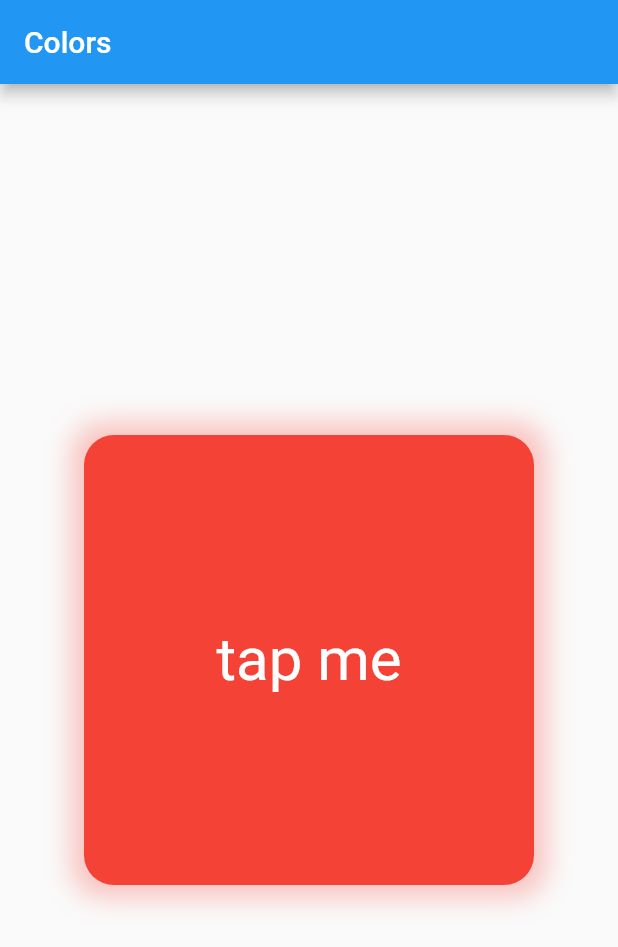
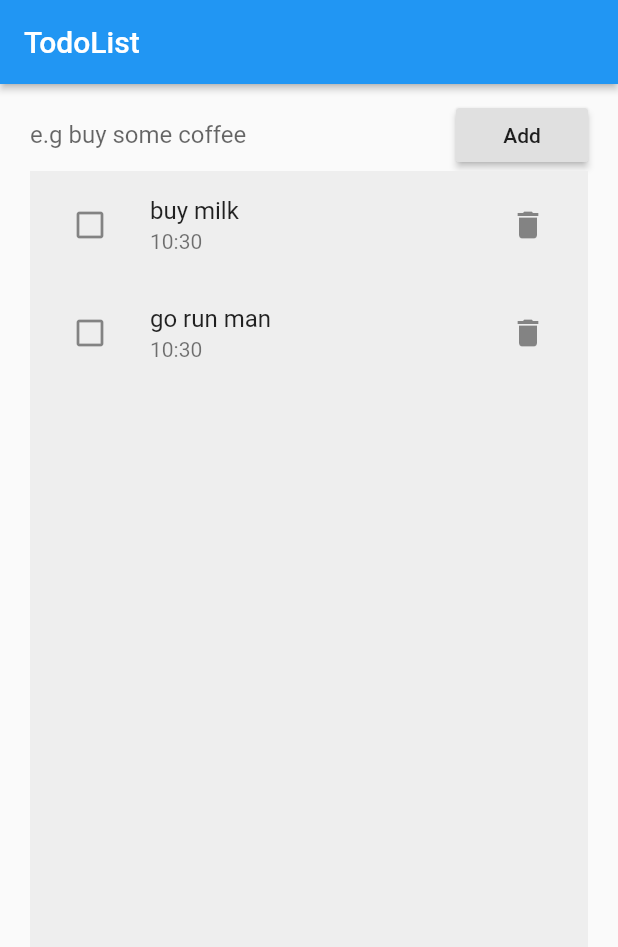
Before and after one commit to mostafabahri/todo-list, a Flutter app: the screen it shows after launch, on a phone screen of 412 x 824 dp. Shown: the top 947 px of the screen. Run offline on Flutter 3.47's test engine with Material 2 defaults, Android fonts, the phone set to English and light mode, and no system bars.

Commit message:
Add base todo func

```diff
--- /dev/null
+++ b/lib/colorful_box.dart
@@ -0,0 +1,51 @@
+import 'dart:math';
+
+import 'package:flutter/material.dart';
+
+class Box extends StatefulWidget {
+  @override
+  _BoxState createState() => _BoxState();
+}
+
+var _rnd = Random();
+
+Color getMeSomeColor() {
+  var colors = Colors.primaries;
+  return colors[_rnd.nextInt(colors.length)];
+}
+
+class _BoxState extends State<Box> {
+  var _color = Colors.red;
+
+  @override
+  Widget build(BuildContext context) {
+    return Column(children: <Widget>[
+      GestureDetector(
+        onTap: () {
+          setState(() {
+            _color = getMeSomeColor();
+          });
+        },
+        child: Container(
+          decoration: BoxDecoration(
+              borderRadius: BorderRadius.circular(20),
+              color: _color,
+              boxShadow: [
+                BoxShadow(
+                    color: _color.withAlpha(80),
+                    offset: Offset(0, 0),
+                    blurRadius: 15,
+                    spreadRadius: 8),
+              ]),
+          width: 300,
+          height: 300,
+          alignment: Alignment.center,
+          child: Text(
+            'tap me',
+            style: TextStyle(fontSize: 40, color: Colors.white),
+          ),
+        ),
+      ),
+    ]);
+  }
+}
--- a/lib/main.dart
+++ b/lib/main.dart
@@ -1,5 +1,3 @@
-import 'dart:math';
-
 import 'package:flutter/material.dart';
 
 void main() => runApp(MyApp());
@@ -8,70 +6,135 @@ class MyApp extends StatelessWidget {
   @override
   Widget build(BuildContext context) {
     return MaterialApp(
-      title: 'Flutter Demo',
+      title: 'TodoList',
       theme: ThemeData(
         primarySwatch: Colors.blue,
       ),
-      home: BoxPage(),
+      home: Scaffold(
+        appBar: AppBar(
+          title: Text('TodoList'),
+          elevation: 2,
+        ),
+        body: TodoForm(),
+      ),
     );
   }
 }
 
-class BoxPage extends StatelessWidget {
+class TodoForm extends StatefulWidget {
+  @override
+  _TodoFormState createState() => _TodoFormState();
+}
+
+class Todo {
+  final String text;
+  bool completed;
+  DateTime time;
+
+  Todo({@required this.text, this.completed = false}) : time = DateTime.now();
+
+  void toggleCompleted() {
+    completed = !completed;
+  }
+}
+
+class _TodoFormState extends State<TodoForm> {
+  final inputCtrl = TextEditingController();
+
+  List<Todo> todos = [Todo(text: 'buy milk'), Todo(text: 'go run man')];
+
   @override
   Widget build(BuildContext context) {
-    return Scaffold(
-      appBar: AppBar(
-        title: Text('Colors'),
+    return Padding(
+      padding: const EdgeInsets.symmetric(vertical: 10, horizontal: 20),
+      child: Column(
+        children: <Widget>[
+          _buildInputRow(),
+          Expanded(
+            child: Container(
+              color: Colors.grey[200],
+              child: ListView.builder(
+                itemCount: todos.length,
+                itemBuilder: _todoItemBuilder,
+              ),
+            ),
+          ),
+        ],
       ),
-      body: Box(),
+    );
+  }
+
+  Row _buildInputRow() {
+    return Row(
+      children: <Widget>[
+        Expanded(
+          child: TextField(
+            controller: inputCtrl,
+            decoration: InputDecoration(
+              hintText: 'e.g buy some coffee',
+              border: InputBorder.none,
+            ),
+          ),
+        ),
+        RaisedButton(
+          child: Text('Add'),
+          onPressed: () {
+            if (inputCtrl.text.isNotEmpty)
+              setState(() {
+                todos.add(Todo(text: inputCtrl.text));
+                inputCtrl.text = '';
+              });
+          },
+        )
+      ],
+    );
+  }
+
+  Widget _todoItemBuilder(BuildContext context, int index) {
+    final todo = todos[index];
+    return TodoItem(
+      todo: todo,
+      togglePressed: () {
+        setState(() {
+          todo.toggleCompleted();
+        });
+      },
+      removePressed: () {
+        setState(() {
+          todos.removeAt(index);
+        });
+      },
     );
   }
 }
 
-class Box extends StatefulWidget {
-  @override
-  _BoxState createState() => _BoxState();
-}
+class TodoItem extends StatelessWidget {
+  final Todo todo;
+  final VoidCallback togglePressed;
+  final VoidCallback removePressed;
 
-var rnd = Random();
-
-Color getMeSomeColor() {
-  var colors = Colors.primaries;
-  return colors[rnd.nextInt(colors.length)];
-}
-
-class _BoxState extends State<Box> {
-  var _color = Colors.red;
+  TodoItem({this.todo, this.togglePressed, this.removePressed});
 
   @override
   Widget build(BuildContext context) {
-    return Center(
-      child: GestureDetector(
-        onTap: () {
-          setState(() {
-            _color = getMeSomeColor();
-          });
-        },
-        child: Container(
-          decoration: BoxDecoration(
-              borderRadius: BorderRadius.circular(20),
-              color: _color,
-              boxShadow: [
-                BoxShadow(
-                    color: _color.withAlpha(80),
-                    offset: Offset(0, 0),
-                    blurRadius: 15,
-                    spreadRadius: 8),
-              ]),
-          width: 300,
-          height: 300,
-          child: Center(
-              child: Text(
-            'tap me',
-            style: TextStyle(fontSize: 40, color: Colors.white),
-          )),
-        ),
+    return ListTile(
+      title: Text(
+        todo.text,
+        style: TextStyle(
+            decoration: todo.completed
+                ? TextDecoration.lineThrough
+                : TextDecoration.none),
+      ),
+      subtitle: Text('${todo.time.hour}:${todo.time.minute}'),
+      leading: IconButton(
+        icon: todo.completed
+            ? Icon(Icons.check_box)
+            : Icon(Icons.check_box_outline_blank),
+        onPressed: togglePressed,
+      ),
+      trailing: IconButton(
+        icon: Icon(Icons.delete),
+        onPressed: removePressed,
       ),
     );
   }
```
